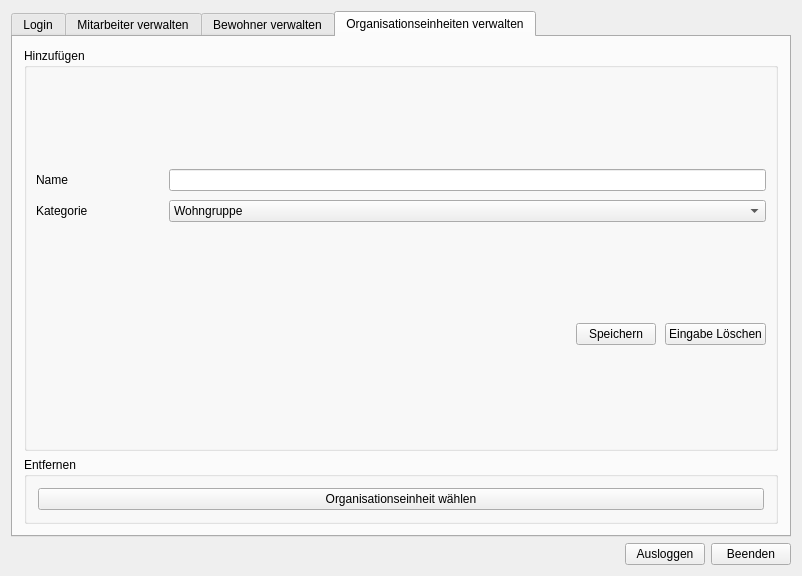
Above: AdminDialog/admindialog.ui from Robotregent/EBP before the change. Below: the same form after it.
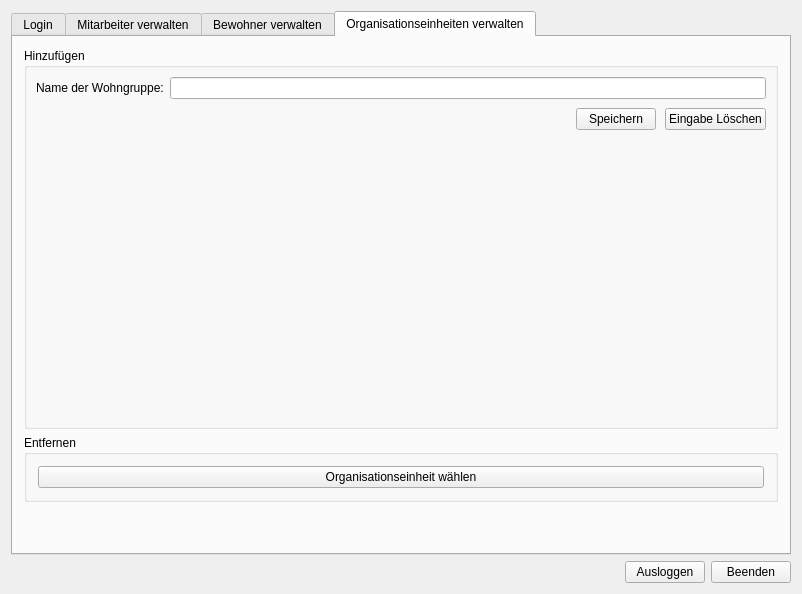
That is the form after the change. The open tabs and pages were chosen to show the change. Icons and pictures are not drawn.

Commit message: AdminDialog: OE verwalten

The edit to the form file:
```diff
--- a/AdminDialog/admindialog.ui
+++ b/AdminDialog/admindialog.ui
@@ -7,7 +7,7 @@
     <x>0</x>
     <y>0</y>
     <width>802</width>
-    <height>576</height>
+    <height>594</height>
    </rect>
   </property>
   <property name="windowTitle">
@@ -485,13 +485,13 @@
         <attribute name="title">
          <string>Organisationseinheiten verwalten</string>
         </attribute>
-        <layout class="QVBoxLayout" name="verticalLayout_2" stretch="1,0">
+        <layout class="QVBoxLayout" name="verticalLayout_2" stretch="1,0,0">
          <item>
           <widget class="QGroupBox" name="groupBox">
            <property name="title">
             <string>Hinzufügen</string>
            </property>
-           <layout class="QVBoxLayout" name="verticalLayout_14" stretch="1,0">
+           <layout class="QVBoxLayout" name="verticalLayout_14" stretch="0,0,0">
             <property name="spacing">
              <number>9</number>
             </property>
@@ -505,71 +505,22 @@
              <number>9</number>
             </property>
             <item>
-             <layout class="QHBoxLayout" name="horizontalLayout_5">
-              <property name="spacing">
-               <number>9</number>
-              </property>
+             <layout class="QHBoxLayout" name="horizontalLayout_7">
               <item>
-               <layout class="QVBoxLayout" name="verticalLayout_15">
-                <property name="spacing">
-                 <number>9</number>
+               <widget class="QLabel" name="label_O_kategorie">
+                <property name="minimumSize">
+                 <size>
+                  <width>120</width>
+                  <height>0</height>
+                 </size>
                 </property>
-                <property name="rightMargin">
-                 <number>2</number>
+                <property name="text">
+                 <string>Name der Wohngruppe:</string>
                 </property>
-                <item>
-                 <widget class="QLabel" name="label_O_name">
-                  <property name="text">
-                   <string>Name</string>
-                  </property>
-                 </widget>
-                </item>
-                <item>
-                 <widget class="QLabel" name="label_O_kategorie">
-                  <property name="minimumSize">
-                   <size>
-                    <width>120</width>
-                    <height>0</height>
-                   </size>
-                  </property>
-                  <property name="text">
-                   <string>Kategorie</string>
-                  </property>
-                 </widget>
-                </item>
-               </layout>
+               </widget>
               </item>
               <item>
-               <layout class="QVBoxLayout" name="verticalLayout_16">
-                <property name="spacing">
-                 <number>9</number>
-                </property>
-                <property name="leftMargin">
-                 <number>2</number>
-                </property>
-                <item>
-                 <widget class="QLineEdit" name="lineEdit_O_name"/>
-                </item>
-                <item>
-                 <widget class="QComboBox" name="box_O_kategorie">
-                  <item>
-                   <property name="text">
-                    <string>Wohngruppe</string>
-                   </property>
-                  </item>
-                  <item>
-                   <property name="text">
-                    <string>Wohnheim</string>
-                   </property>
-                  </item>
-                  <item>
-                   <property name="text">
-                    <string>Wohnverbund</string>
-                   </property>
-                  </item>
-                 </widget>
-                </item>
-               </layout>
+               <widget class="QLineEdit" name="lineEdit_O"/>
               </item>
              </layout>
             </item>
@@ -607,6 +558,19 @@
               </item>
              </layout>
             </item>
+            <item>
+             <spacer name="verticalSpacer">
+              <property name="orientation">
+               <enum>Qt::Vertical</enum>
+              </property>
+              <property name="sizeHint" stdset="0">
+               <size>
+                <width>20</width>
+                <height>40</height>
+               </size>
+              </property>
+             </spacer>
+            </item>
            </layout>
           </widget>
          </item>
@@ -629,6 +593,19 @@
            </layout>
           </widget>
          </item>
+         <item>
+          <spacer name="verticalSpacer_4">
+           <property name="orientation">
+            <enum>Qt::Vertical</enum>
+           </property>
+           <property name="sizeHint" stdset="0">
+            <size>
+             <width>20</width>
+             <height>40</height>
+            </size>
+           </property>
+          </spacer>
+         </item>
         </layout>
        </widget>
       </widget>
```
Left out of the diff: 12 changed lines with no effect on the pictures. The commit also changes 2 other files.
